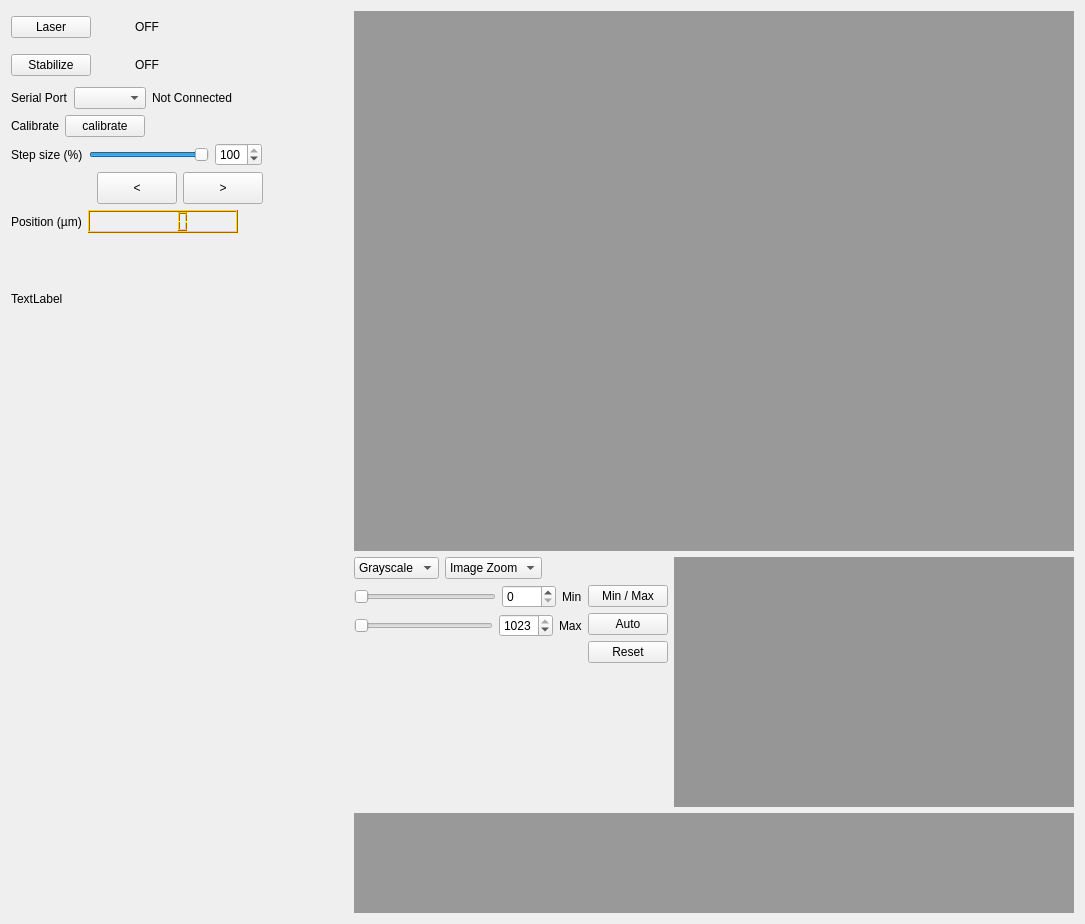
Above: remote_focus_stabilisation/ui_RFS.ui from thibault-brugiere/OPM_GUI before the change. Below: the same form after it.
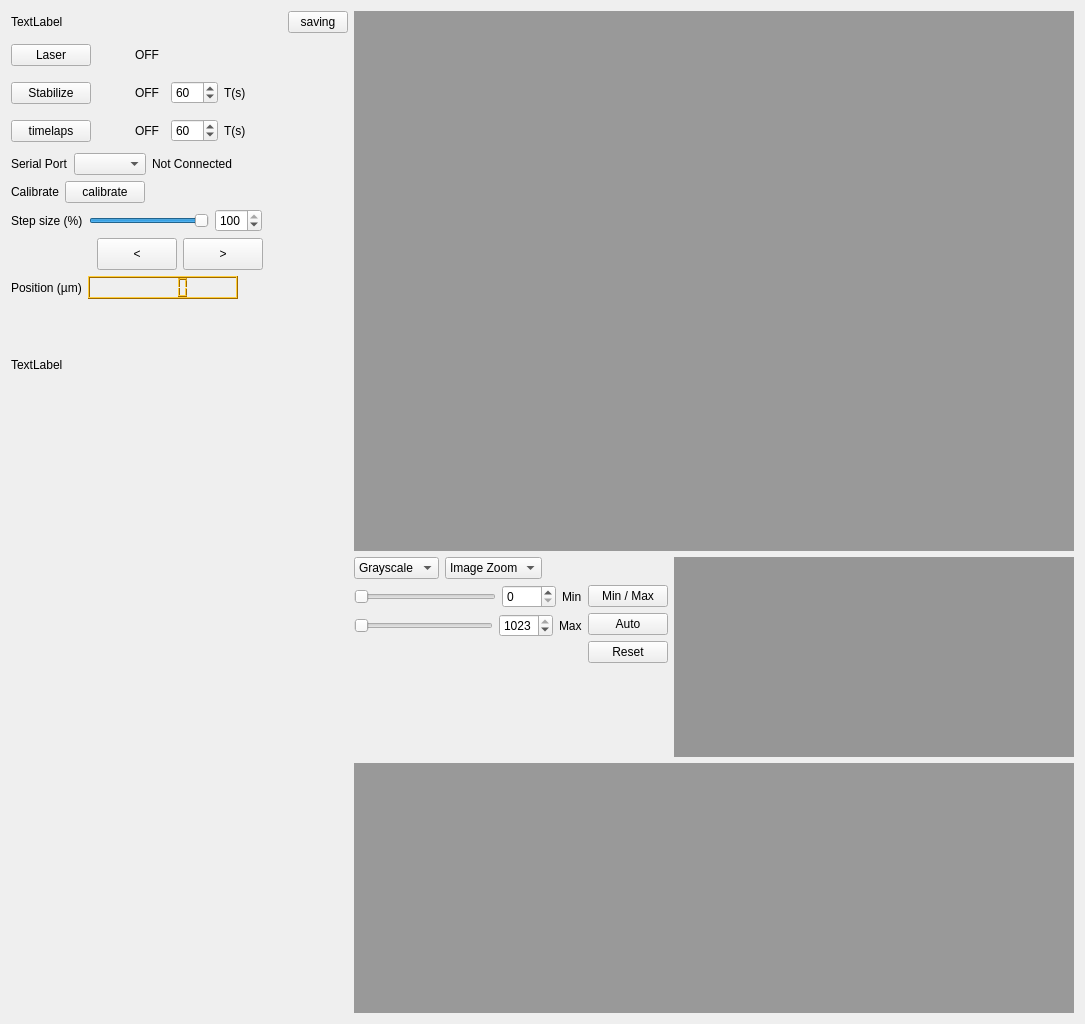
That is the form after the change.

```diff
--- a/remote_focus_stabilisation/ui_RFS.ui
+++ b/remote_focus_stabilisation/ui_RFS.ui
@@ -7,15 +7,45 @@
     <x>0</x>
     <y>0</y>
     <width>1085</width>
-    <height>924</height>
+    <height>1024</height>
    </rect>
   </property>
   <property name="windowTitle">
    <string>Form</string>
   </property>
-  <layout class="QHBoxLayout" name="horizontalLayout_13">
+  <layout class="QHBoxLayout" name="horizontalLayout_15">
    <item>
     <layout class="QVBoxLayout" name="verticalLayout_5">
+     <item>
+      <layout class="QHBoxLayout" name="horizontalLayout_14">
+       <item>
+        <widget class="QLabel" name="label_saving">
+         <property name="text">
+          <string>TextLabel</string>
+         </property>
+        </widget>
+       </item>
+       <item>
+        <widget class="QPushButton" name="pb_saving">
+         <property name="minimumSize">
+          <size>
+           <width>60</width>
+           <height>0</height>
+          </size>
+         </property>
+         <property name="maximumSize">
+          <size>
+           <width>60</width>
+           <height>16777215</height>
+          </size>
+         </property>
+         <property name="text">
+          <string>saving</string>
+         </property>
+        </widget>
+       </item>
+      </layout>
+     </item>
      <item>
       <layout class="QHBoxLayout" name="horizontalLayout_6">
        <item>
@@ -119,6 +149,26 @@
          </property>
         </widget>
        </item>
+       <item>
+        <widget class="QSpinBox" name="sb_stabilise_time">
+         <property name="minimum">
+          <number>10</number>
+         </property>
+         <property name="maximum">
+          <number>600</number>
+         </property>
+         <property name="value">
+          <number>60</number>
+         </property>
+        </widget>
+       </item>
+       <item>
+        <widget class="QLabel" name="label_stabilise_time">
+         <property name="text">
+          <string>T(s)</string>
+         </property>
+        </widget>
+       </item>
        <item>
         <spacer name="horizontalSpacer_3">
          <property name="orientation">
@@ -134,6 +184,85 @@
        </item>
       </layout>
      </item>
+     <item>
+      <layout class="QHBoxLayout" name="horizontalLayout_13">
+       <item>
+        <widget class="QPushButton" name="pb_timelaps">
+         <property name="text">
+          <string>timelaps</string>
+         </property>
+         <property name="checkable">
+          <bool>true</bool>
+         </property>
+        </widget>
+       </item>
+       <item>
+        <widget class="QLabel" name="label_timelaps_icon">
+         <property name="minimumSize">
+          <size>
+           <width>32</width>
+           <height>32</height>
+          </size>
+         </property>
+         <property name="maximumSize">
+          <size>
+           <width>32</width>
+           <height>32</height>
+          </size>
+         </property>
+         <property name="text">
+          <string/>
+         </property>
+        </widget>
+       </item>
+       <item>
+        <widget class="QLabel" name="label_timelaps">
+         <property name="minimumSize">
+          <size>
+           <width>30</width>
+           <height>0</height>
+          </size>
+         </property>
+         <property name="text">
+          <string>OFF</string>
+         </property>
+        </widget>
+       </item>
+       <item>
+        <widget class="QSpinBox" name="sb_timelaps_time">
+         <property name="minimum">
+          <number>10</number>
+         </property>
+         <property name="maximum">
+          <number>600</number>
+         </property>
+         <property name="value">
+          <number>60</number>
+         </property>
+        </widget>
+       </item>
+       <item>
+        <widget class="QLabel" name="label_timelaps_time">
+         <property name="text">
+          <string>T(s)</string>
+         </property>
+        </widget>
+       </item>
+       <item>
+        <spacer name="horizontalSpacer_10">
+         <property name="orientation">
+          <enum>Qt::Horizontal</enum>
+         </property>
+         <property name="sizeHint" stdset="0">
+          <size>
+           <width>40</width>
+           <height>20</height>
+          </size>
+         </property>
+        </spacer>
+       </item>
+      </layout>
+     </item>
      <item>
       <layout class="QHBoxLayout" name="horizontalLayout_8">
        <item>
@@ -895,7 +1024,7 @@
          <property name="minimumSize">
           <size>
            <width>400</width>
-           <height>250</height>
+           <height>200</height>
           </size>
          </property>
          <property name="palette">
@@ -977,7 +1106,7 @@
        <property name="minimumSize">
         <size>
          <width>720</width>
-         <height>100</height>
+         <height>250</height>
         </size>
        </property>
        <property name="palette">
```
